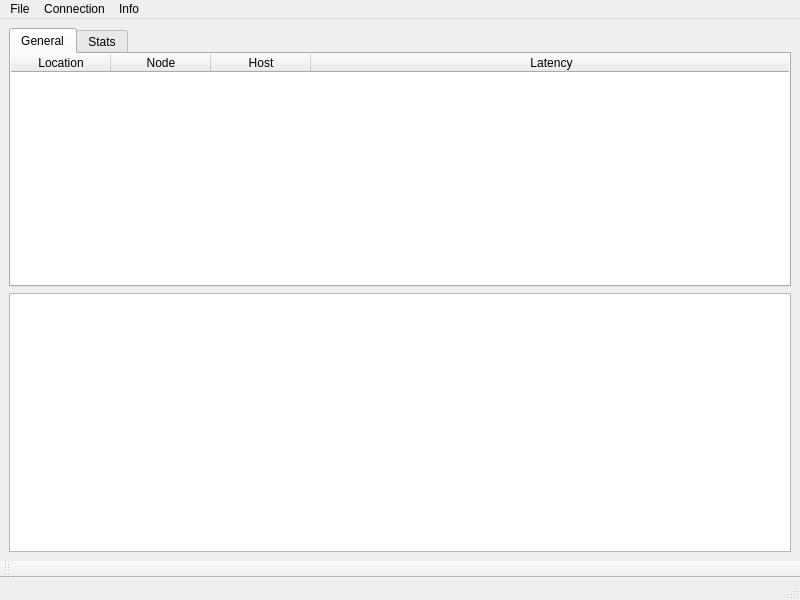
This is mainwindow.ui in purpleproto/purp-desktop as Qt 5 draws it before an edit. The edited form follows.
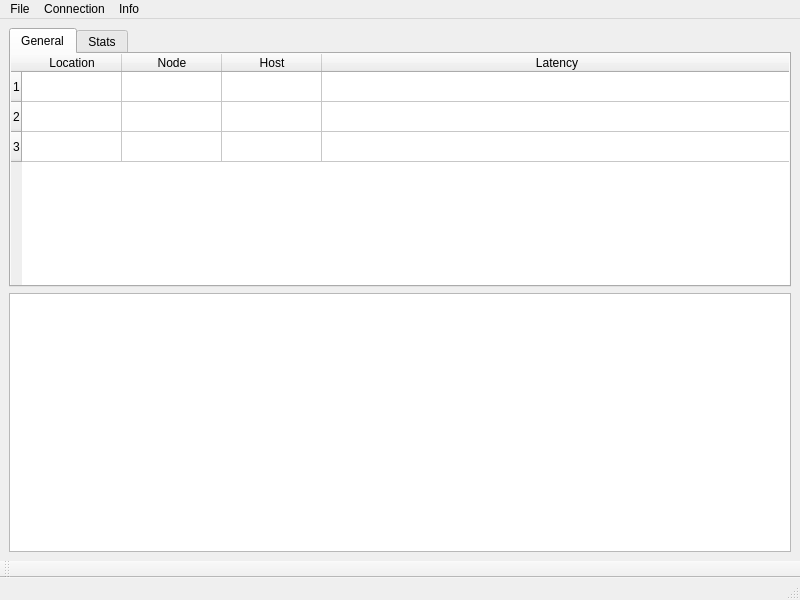
This is the edited form.

Commit message: chore(README): add screenshot

What changed in the file:
```diff
--- a/mainwindow.ui
+++ b/mainwindow.ui
@@ -60,6 +60,9 @@
         <attribute name="verticalHeaderStretchLastSection">
          <bool>false</bool>
         </attribute>
+        <row/>
+        <row/>
+        <row/>
         <column>
          <property name="text">
           <string>Location</string>
@@ -80,6 +83,66 @@
           <string>Latency</string>
          </property>
         </column>
+        <item row="0" column="0">
+         <property name="text">
+          <string/>
+         </property>
+        </item>
+        <item row="0" column="1">
+         <property name="text">
+          <string/>
+         </property>
+        </item>
+        <item row="0" column="2">
+         <property name="text">
+          <string/>
+         </property>
+        </item>
+        <item row="0" column="3">
+         <property name="text">
+          <string/>
+         </property>
+        </item>
+        <item row="1" column="0">
+         <property name="text">
+          <string/>
+         </property>
+        </item>
+        <item row="1" column="1">
+         <property name="text">
+          <string/>
+         </property>
+        </item>
+        <item row="1" column="2">
+         <property name="text">
+          <string/>
+         </property>
+        </item>
+        <item row="1" column="3">
+         <property name="text">
+          <string/>
+         </property>
+        </item>
+        <item row="2" column="0">
+         <property name="text">
+          <string/>
+         </property>
+        </item>
+        <item row="2" column="1">
+         <property name="text">
+          <string/>
+         </property>
+        </item>
+        <item row="2" column="2">
+         <property name="text">
+          <string/>
+         </property>
+        </item>
+        <item row="2" column="3">
+         <property name="text">
+          <string/>
+         </property>
+        </item>
        </widget>
       </widget>
       <widget class="QWidget" name="tabStats">
```
Left out of the diff: 9 changed lines with no effect on the pictures. The commit also changes 2 other files.
